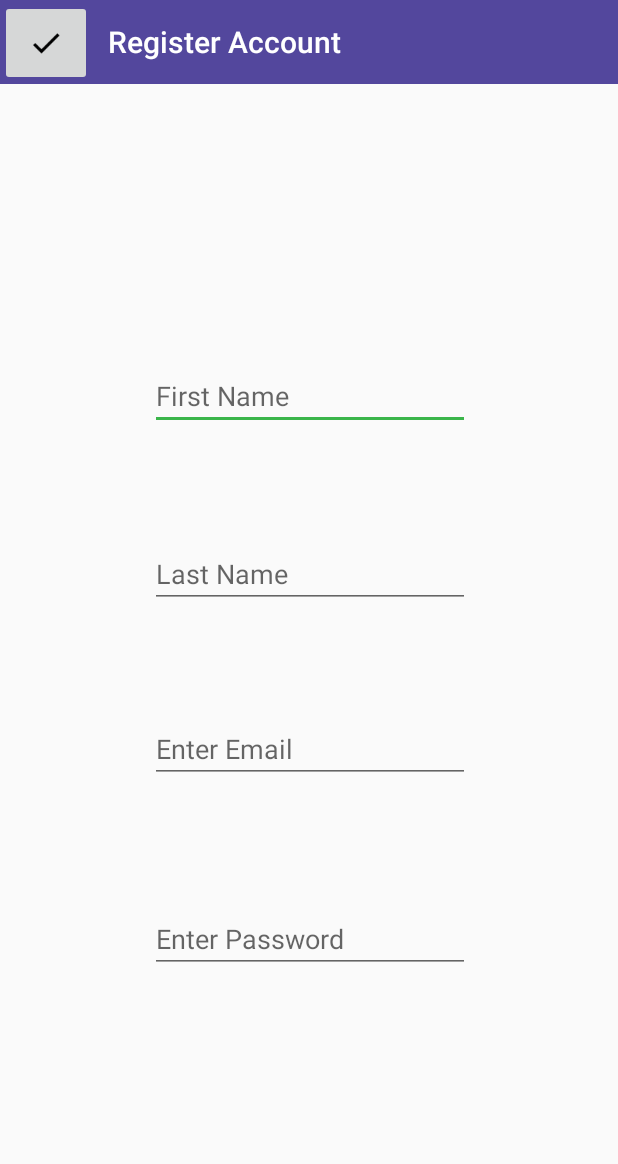
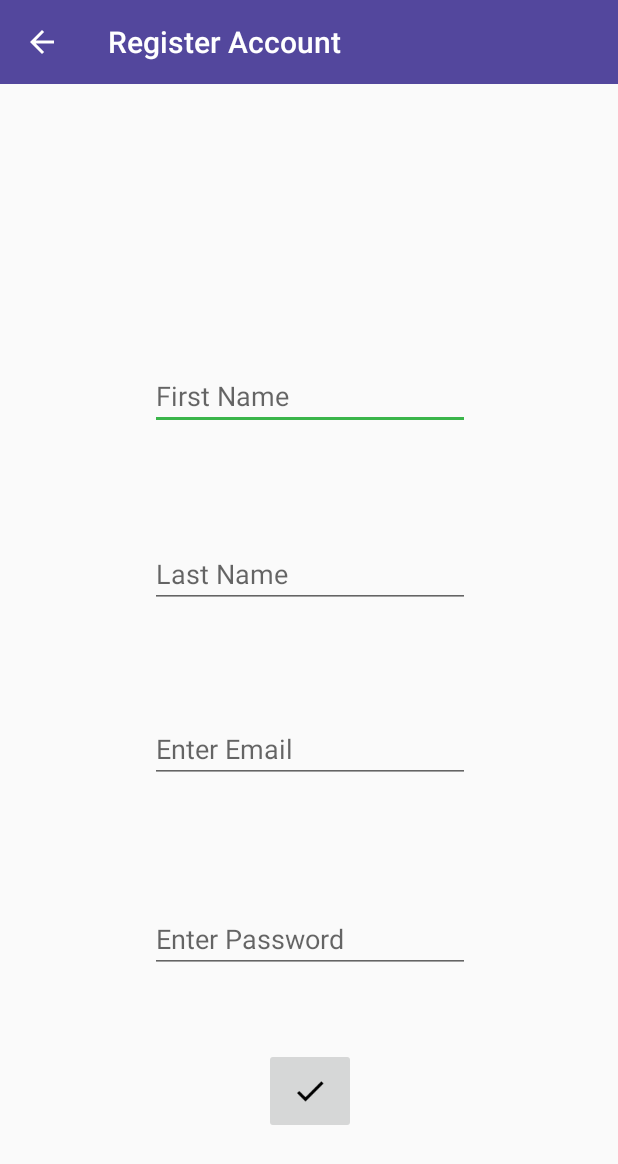
Before and after one commit to adamlm/WorkSafe, an Android app: the CreateNewAccount screen opened directly, with no data from a screen before it, on a phone screen of 412 x 824 dp. Shown: the top 1164 px of the screen. Run offline under Robolectric (Android 15) with nearby library versions, the phone set to English and light mode, and no system bars; our stand-ins replace Firebase (no records; nobody signed in at launch, a user with empty details on screens opened directly).

```diff
--- a/app/src/main/java/com/worksafe/disruptthedistrict/worksafe/CreateNewAccount.java
+++ b/app/src/main/java/com/worksafe/disruptthedistrict/worksafe/CreateNewAccount.java
@@ -1,24 +1,37 @@
 package com.worksafe.disruptthedistrict.worksafe;
 
 import android.content.Intent;
+import android.media.Image;
+import android.support.annotation.NonNull;
 import android.support.v7.app.AppCompatActivity;
 import android.os.Bundle;
 import android.graphics.PorterDuff;
 import android.support.v7.app.AppCompatActivity;
 import android.os.Bundle;
 import android.support.v7.widget.Toolbar;
+import android.text.TextUtils;
 import android.view.Menu;
 import android.view.View;
 import android.widget.Button;
 import android.widget.CheckBox;
 import android.widget.EditText;
+import android.widget.ImageButton;
+import android.widget.Toast;
 
+import com.google.android.gms.tasks.OnCompleteListener;
+import com.google.android.gms.tasks.Task;
+import com.google.firebase.auth.AuthResult;
 import com.google.firebase.auth.FirebaseAuth;
 
 
 
-public class CreateNewAccount extends AppCompatActivity {
-    Button createNewAccount;
+public class CreateNewAccount extends AppCompatActivity implements View.OnClickListener {
+    ImageButton createNewAccount;
+    private EditText email;
+    private EditText name;
+    private EditText password;
+    private FirebaseAuth auth;
+
     @Override
     protected void onCreate(Bundle savedInstanceState) {
         super.onCreate(savedInstanceState);
@@ -26,27 +39,61 @@ public class CreateNewAccount extends AppCompatActivity {
         Toolbar toolbar = (Toolbar) findViewById(R.id.toolbar);
         setSupportActionBar(toolbar);
         getSupportActionBar().setTitle("Register Account");
+        auth = FirebaseAuth.getInstance();
 
         getSupportActionBar().setDisplayHomeAsUpEnabled(true);
         getSupportActionBar().setDisplayHomeAsUpEnabled(true);
         toolbar.getNavigationIcon().setColorFilter(getResources().getColor(R.color.colorWhite),
                 PorterDuff.Mode.SRC_ATOP);
 
-        String name = ((EditText)findViewById(R.id.newAcc_Name)).toString();
-        String email = ((EditText)findViewById(R.id.newAcc_Email)).toString();
-        String password = ((EditText)findViewById(R.id.newAcc_Password)).toString();
-        createNewAccount = (Button)findViewById(R.id.newAccountButton);
+        name = ((EditText)findViewById(R.id.newAcc_Name));
+        email = ((EditText)findViewById(R.id.newAcc_Email));
+        password = ((EditText)findViewById(R.id.newAcc_Password));
+        createNewAccount = (ImageButton)findViewById(R.id.register_butt);
+        createNewAccount.setOnClickListener(this);
 
-        createNewAccount.setOnClickListener(new View.OnClickListener() {
-            public void onClick(View v) {
-                // Code here executes on main thread after user presses button
-                Intent goMainScreen = new Intent(CreateNewAccount.this, Login.class);
-                startActivity(goMainScreen);
+
+
+    }
+
+    private void registerUser() {
+        String stringemail = email.getText().toString().trim();
+        String stringpassword = password.getText().toString().trim();
+
+        if (TextUtils.isEmpty(stringemail) || TextUtils.isEmpty(stringpassword)) {
+            Toast.makeText(CreateNewAccount.this, "Please enter both the email and the password.", Toast.LENGTH_LONG).show();
+            return;
+        }
+
+        auth.createUserWithEmailAndPassword(stringemail,stringpassword).addOnCompleteListener(this, new OnCompleteListener<AuthResult>() {
+            @Override
+            public void onComplete(@NonNull Task<AuthResult> task) {
+                if (task.isSuccessful()) {
+                    //User registration successful
+                    //move to homepage
+                    Toast.makeText(CreateNewAccount.this, "Registering...", Toast.LENGTH_LONG).show();
+                    Intent registeredIntent = new Intent(CreateNewAccount.this, Login.class);
+                    CreateNewAccount.this.startActivity(registeredIntent);
+                } else {
+                    Toast.makeText(CreateNewAccount.this, "Could not register, please try again.", Toast.LENGTH_LONG).show();
+                }
             }
         });
+    }
+
+    public void onClick(View view) {
+        if (view == createNewAccount) {
+            registerUser();
+        }
+        else {
+            // Intent to open the login activity.
+            Intent loginIntent = new Intent(CreateNewAccount.this, Login.class);
+            // Request for RegisterActivity to open the activity via the above intent.
+            CreateNewAccount.this.startActivity(loginIntent);
+        }
+
 
     }
-    @Override
     public boolean onCreateOptionsMenu(Menu menu) {
         getMenuInflater().inflate(R.menu.menu_main, menu);
         return true;
--- a/app/src/main/res/layout/activity_create_new_account.xml
+++ b/app/src/main/res/layout/activity_create_new_account.xml
@@ -9,12 +9,11 @@
 
     <android.support.v7.widget.Toolbar
         android:id="@+id/toolbar"
-        android:minHeight="?attr/actionBarSize"
         android:layout_width="match_parent"
         android:layout_height="wrap_content"
-        app:titleTextColor="@android:color/white"
-        android:background="?attr/colorPrimary">
-    </android.support.v7.widget.Toolbar>
+        android:background="?attr/colorPrimary"
+        android:minHeight="?attr/actionBarSize"
+        app:titleTextColor="@android:color/white"></android.support.v7.widget.Toolbar>
 
     <EditText
         android:id="@+id/newAcc_Name"
@@ -76,8 +75,14 @@
         android:id="@+id/register_butt"
         android:layout_width="61dp"
         android:layout_height="57dp"
-        app:srcCompat="@mipmap/ic_done_black_24dp"
-        tools:layout_editor_absoluteX="320dp"
-        tools:layout_editor_absoluteY="3dp" />
+        app:layout_constraintBottom_toBottomOf="parent"
+        app:layout_constraintEnd_toEndOf="parent"
+        app:layout_constraintHorizontal_bias="0.501"
+        app:layout_constraintLeft_toLeftOf="parent"
+        app:layout_constraintRight_toRightOf="parent"
+        app:layout_constraintStart_toStartOf="parent"
+        app:layout_constraintTop_toTopOf="parent"
+        app:layout_constraintVertical_bias="0.911"
+        app:srcCompat="@mipmap/ic_done_black_24dp" />
 
 </android.support.constraint.ConstraintLayout>
```
